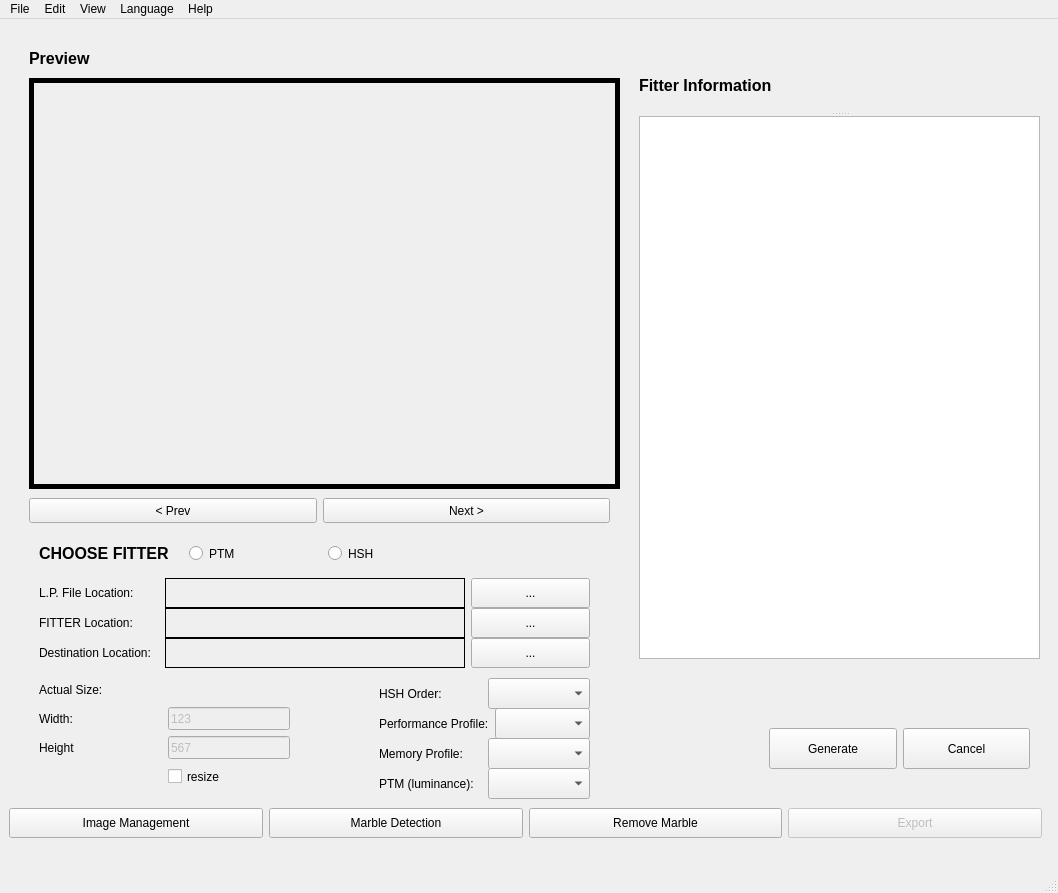
First picture: the form in RTIe/RTIe_builder/system_ui.ui, repository Super-SaiyanSandwich/ECMM427, before the edit.
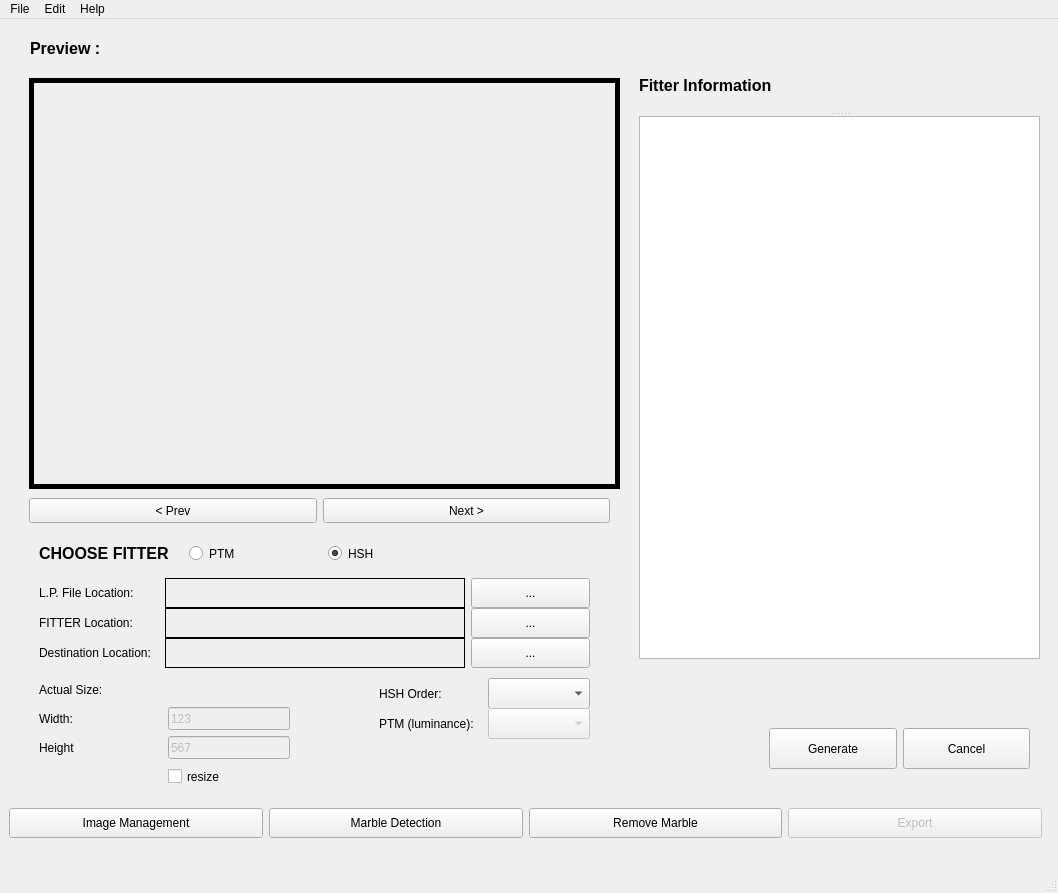
Second picture: the form after the edit. The open tabs and pages were chosen to show the change. Icons and pictures are not drawn.

```diff
--- a/RTIe/RTIe_builder/system_ui.ui
+++ b/RTIe/RTIe_builder/system_ui.ui
@@ -2936,10 +2936,10 @@
        <widget class="QLabel" name="label_18">
         <property name="geometry">
          <rect>
-          <x>20</x>
-          <y>10</y>
-          <width>211</width>
-          <height>41</height>
+          <x>21</x>
+          <y>11</y>
+          <width>77</width>
+          <height>19</height>
          </rect>
         </property>
         <property name="sizePolicy">
@@ -2960,7 +2960,7 @@
          </font>
         </property>
         <property name="text">
-         <string>Preview</string>
+         <string>Preview :</string>
         </property>
        </widget>
        <widget class="QWidget" name="layoutWidget">
@@ -3167,128 +3167,6 @@
          </item>
         </layout>
        </widget>
-       <widget class="QWidget" name="layoutWidget_14">
-        <property name="geometry">
-         <rect>
-          <x>370</x>
-          <y>680</y>
-          <width>211</width>
-          <height>31</height>
-         </rect>
-        </property>
-        <property name="sizePolicy">
-         <sizepolicy hsizetype="MinimumExpanding" vsizetype="MinimumExpanding">
-          <horstretch>0</horstretch>
-          <verstretch>0</verstretch>
-         </sizepolicy>
-        </property>
-        <layout class="QHBoxLayout" name="horizontalLayout_17">
-         <item>
-          <widget class="QLabel" name="label_28">
-           <property name="sizePolicy">
-            <sizepolicy hsizetype="MinimumExpanding" vsizetype="MinimumExpanding">
-             <horstretch>0</horstretch>
-             <verstretch>0</verstretch>
-            </sizepolicy>
-           </property>
-           <property name="text">
-            <string>Performance Profile:</string>
-           </property>
-          </widget>
-         </item>
-         <item>
-          <widget class="QComboBox" name="performance_Profile">
-           <property name="sizePolicy">
-            <sizepolicy hsizetype="MinimumExpanding" vsizetype="MinimumExpanding">
-             <horstretch>0</horstretch>
-             <verstretch>0</verstretch>
-            </sizepolicy>
-           </property>
-           <item>
-            <property name="text">
-             <string/>
-            </property>
-           </item>
-           <item>
-            <property name="text">
-             <string>1</string>
-            </property>
-           </item>
-           <item>
-            <property name="text">
-             <string>2</string>
-            </property>
-           </item>
-           <item>
-            <property name="text">
-             <string>3</string>
-            </property>
-           </item>
-          </widget>
-         </item>
-        </layout>
-       </widget>
-       <widget class="QWidget" name="layoutWidget_15">
-        <property name="geometry">
-         <rect>
-          <x>370</x>
-          <y>710</y>
-          <width>211</width>
-          <height>31</height>
-         </rect>
-        </property>
-        <property name="sizePolicy">
-         <sizepolicy hsizetype="MinimumExpanding" vsizetype="MinimumExpanding">
-          <horstretch>0</horstretch>
-          <verstretch>0</verstretch>
-         </sizepolicy>
-        </property>
-        <layout class="QHBoxLayout" name="horizontalLayout_18">
-         <item>
-          <widget class="QLabel" name="label_29">
-           <property name="sizePolicy">
-            <sizepolicy hsizetype="MinimumExpanding" vsizetype="MinimumExpanding">
-             <horstretch>0</horstretch>
-             <verstretch>0</verstretch>
-            </sizepolicy>
-           </property>
-           <property name="text">
-            <string>Memory Profile:</string>
-           </property>
-          </widget>
-         </item>
-         <item>
-          <widget class="QComboBox" name="Memory_Profile">
-           <property name="sizePolicy">
-            <sizepolicy hsizetype="MinimumExpanding" vsizetype="MinimumExpanding">
-             <horstretch>0</horstretch>
-             <verstretch>0</verstretch>
-            </sizepolicy>
-           </property>
-           <item>
-            <property name="text">
-             <string/>
-            </property>
-           </item>
-           <item>
-            <property name="text">
-             <string>1</string>
-            </property>
-           </item>
-           <item>
-            <property name="text">
-             <string>2</string>
-            </property>
-           </item>
-           <item>
-            <property name="text">
-             <string>3</string>
-            </property>
-           </item>
-          </widget>
-         </item>
-        </layout>
-       </widget>
        <widget class="QWidget" name="layoutWidget_13">
         <property name="geometry">
          <rect>
@@ -3320,6 +3198,9 @@
          </item>
          <item>
           <widget class="QComboBox" name="hsh_Order">
+           <property name="enabled">
+            <bool>true</bool>
+           </property>
            <property name="sizePolicy">
             <sizepolicy hsizetype="MinimumExpanding" vsizetype="MinimumExpanding">
              <horstretch>0</horstretch>
@@ -3402,6 +3283,9 @@
            <property name="text">
             <string>HSH</string>
            </property>
+           <property name="checked">
+            <bool>true</bool>
+           </property>
           </widget>
          </item>
         </layout>
@@ -3917,7 +3801,7 @@
         <property name="geometry">
          <rect>
           <x>370</x>
-          <y>740</y>
+          <y>680</y>
           <width>211</width>
           <height>31</height>
          </rect>
@@ -3944,6 +3828,9 @@
          </item>
          <item>
           <widget class="QComboBox" name="ptm_Luminance">
+           <property name="enabled">
+            <bool>false</bool>
+           </property>
            <property name="sizePolicy">
             <sizepolicy hsizetype="MinimumExpanding" vsizetype="MinimumExpanding">
              <horstretch>0</horstretch>
@@ -4098,23 +3985,6 @@
     <addaction name="action_Paste"/>
     <addaction name="action_Clear"/>
    </widget>
-   <widget class="QMenu" name="menuView">
-    <property name="title">
-     <string>View</string>
-    </property>
-   </widget>
-   <widget class="QMenu" name="menuLanguage">
-    <property name="title">
-     <string>Language</string>
-    </property>
-    <addaction name="actionEnglish"/>
-    <addaction name="actionFrench"/>
-    <addaction name="actionGerman"/>
-    <addaction name="actionGerman_2"/>
-    <addaction name="actionKorean"/>
-    <addaction name="actionMandarin"/>
-    <addaction name="actionHindi"/>
-   </widget>
    <widget class="QMenu" name="menuHelp">
     <property name="title">
      <string>Help</string>
@@ -4128,8 +3998,6 @@
    </widget>
    <addaction name="menuFile"/>
    <addaction name="menuEdit"/>
-   <addaction name="menuView"/>
-   <addaction name="menuLanguage"/>
    <addaction name="menuHelp"/>
   </widget>
   <widget class="QStatusBar" name="statusbar"/>
```
Left out of the diff: 116 changed lines with no effect on the pictures.
